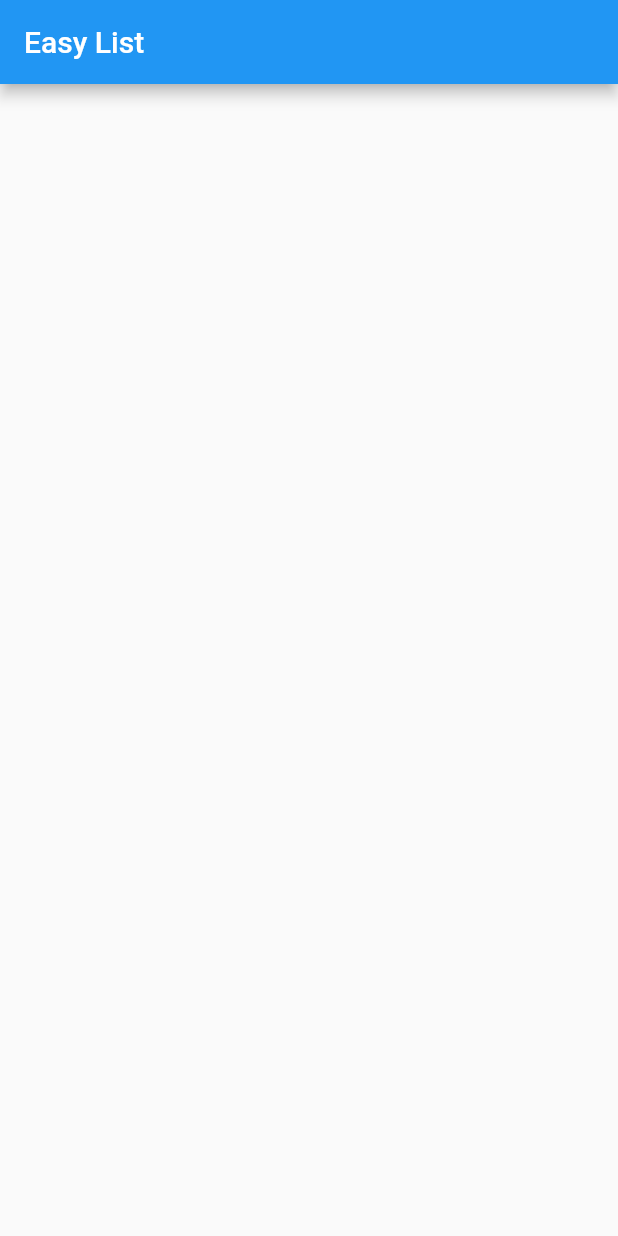
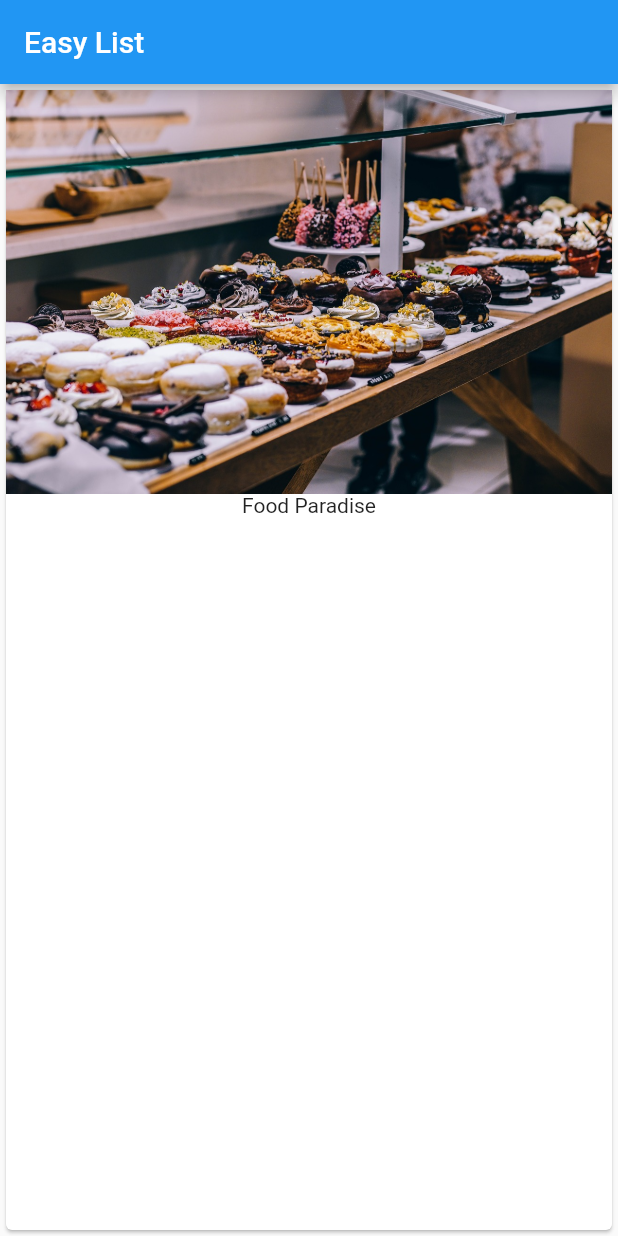
Before and after one commit to amutylo/flutter_course, a Flutter app: the screen it shows after launch, on a phone screen of 412 x 824 dp. Run offline on Flutter 3.47's test engine with Material 2 defaults, Android fonts, the phone set to English and light mode, and no system bars.

Commit message:
added assets, image and code updated

```diff
--- a/lib/main.dart
+++ b/lib/main.dart
@@ -3,14 +3,23 @@ import 'package:flutter/material.dart';
 void main() => runApp(MyApp());
 
 
+
 class MyApp extends StatelessWidget {
-
-  build(BuildContext context) {
+  @override
+  Widget build(BuildContext context) {
     return MaterialApp(
       home: Scaffold(
         appBar: AppBar(
           title: Text('Easy List'),
         ), //AppBar
+        body: Card(
+          child: Column(
+            children: <Widget>[
+              Image.asset('assets/food.jpg'),
+              Text('Food Paradise')
+            ],
+          ),
+        ),
       ), //Scaffold
     ); // MaterialApp
   }
--- a/pubspec.yaml
+++ b/pubspec.yaml
@@ -37,8 +37,8 @@ flutter:
   uses-material-design: true
 
   # To add assets to your application, add an assets section, like this:
-  # assets:
-  #  - images/a_dot_burr.jpeg
+  assets:
+    - assets/food.jpg
   #  - images/a_dot_ham.jpeg
 
   # An image asset can refer to one or more resolution-specific "variants", see
```
Also changed, not shown: assets/food.jpg (added).
